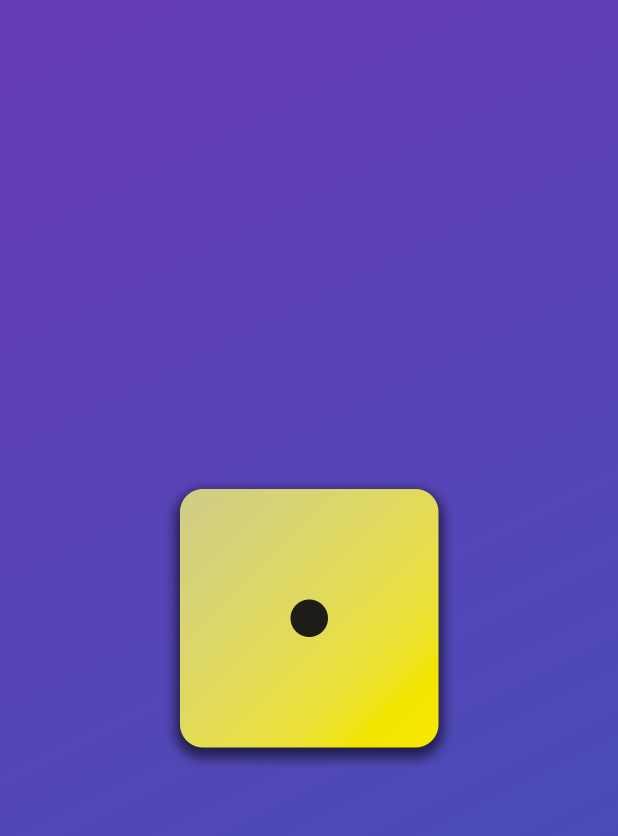
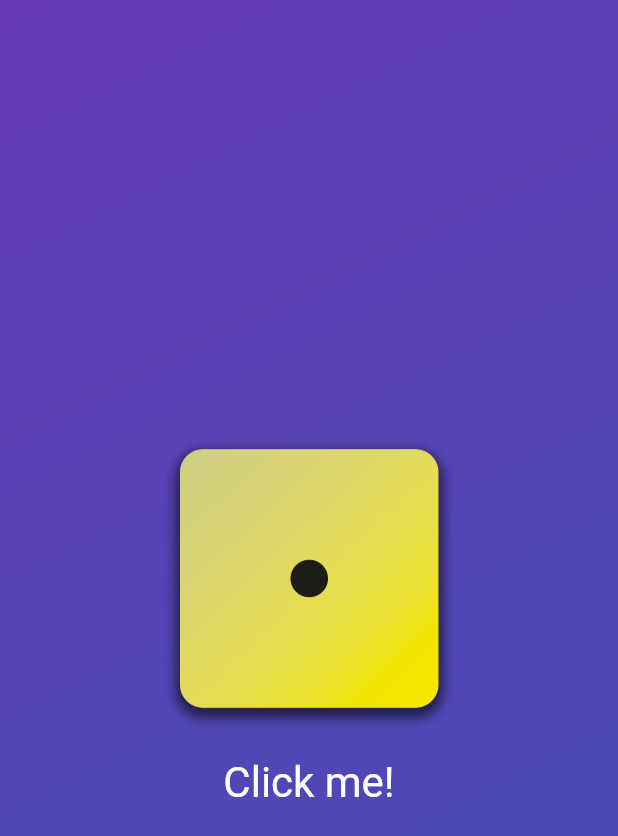
Before and after one commit to Vivekk-11/Roll-dice-app, a Flutter app: the screen it shows after launch, on a phone screen of 412 x 824 dp. Shown: the top 836 px of the screen. Run offline on Flutter 3.47's test engine with Material 3 defaults, Android fonts, the phone set to English and light mode, and no system bars.

Commit message:
added a button to change dice image

```diff
--- a/lib/gradient_container.dart
+++ b/lib/gradient_container.dart
@@ -5,12 +5,19 @@ const startAlignment = Alignment.topLeft;
 const endAlignment = Alignment.bottomRight;
 
 class GradientContainer extends StatelessWidget {
-  const GradientContainer({super.key, required this.colors});
+  GradientContainer({super.key, required this.colors});
 
-  const GradientContainer.purple({super.key})
+  GradientContainer.purple({super.key})
       : colors = const [Colors.deepPurple, Colors.indigo];
 
   final List<Color> colors;
+
+  var activeImage = "assets/images/dice-1.png";
+
+  void roleDice() {
+    activeImage = "assets/images/dice-2.png";
+    print("Changed Image!");
+  }
 
   @override
   Widget build(BuildContext context) {
@@ -23,9 +30,23 @@ class GradientContainer extends StatelessWidget {
         ),
       ),
       child: Center(
-          child: Image.asset(
-        "assets/images/dice-1.png",
-        width: 200,
+          child: Column(
+        mainAxisSize: MainAxisSize.min,
+        children: [
+          Image.asset(
+            activeImage,
+            width: 200,
+          ),
+          TextButton(
+            onPressed: roleDice,
+            style: TextButton.styleFrom(
+              padding: const EdgeInsets.only(top: 20),
+              foregroundColor: Colors.white,
+              textStyle: const TextStyle(fontSize: 28),
+            ),
+            child: const Text("Click me!"),
+          )
+        ],
       )),
       // child: TextContainer("HELLOO!!")),
     );
--- a/lib/main.dart
+++ b/lib/main.dart
@@ -3,9 +3,11 @@ import 'package:second_app/gradient_container.dart';
 
 void main() {
   runApp(
-    const MaterialApp(
+    MaterialApp(
       home: Scaffold(
-        body: GradientContainer.purple(),
+        body: GradientContainer(
+          colors: [Colors.deepPurple, Colors.indigo],
+        ),
       ),
     ),
   );
```
